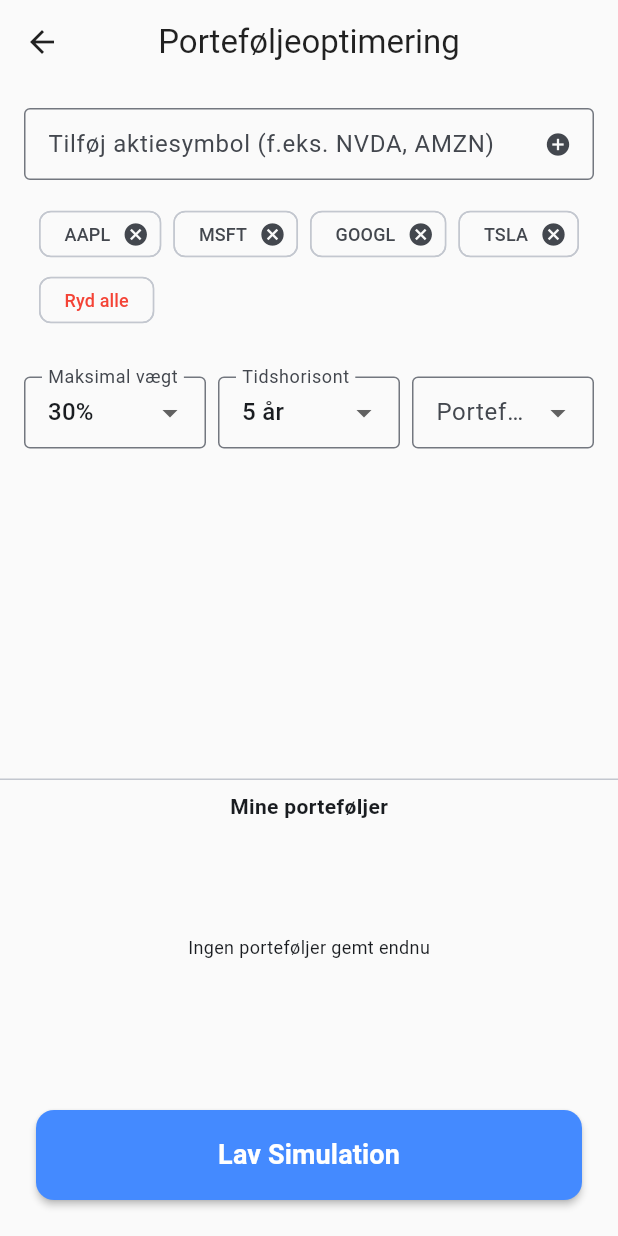
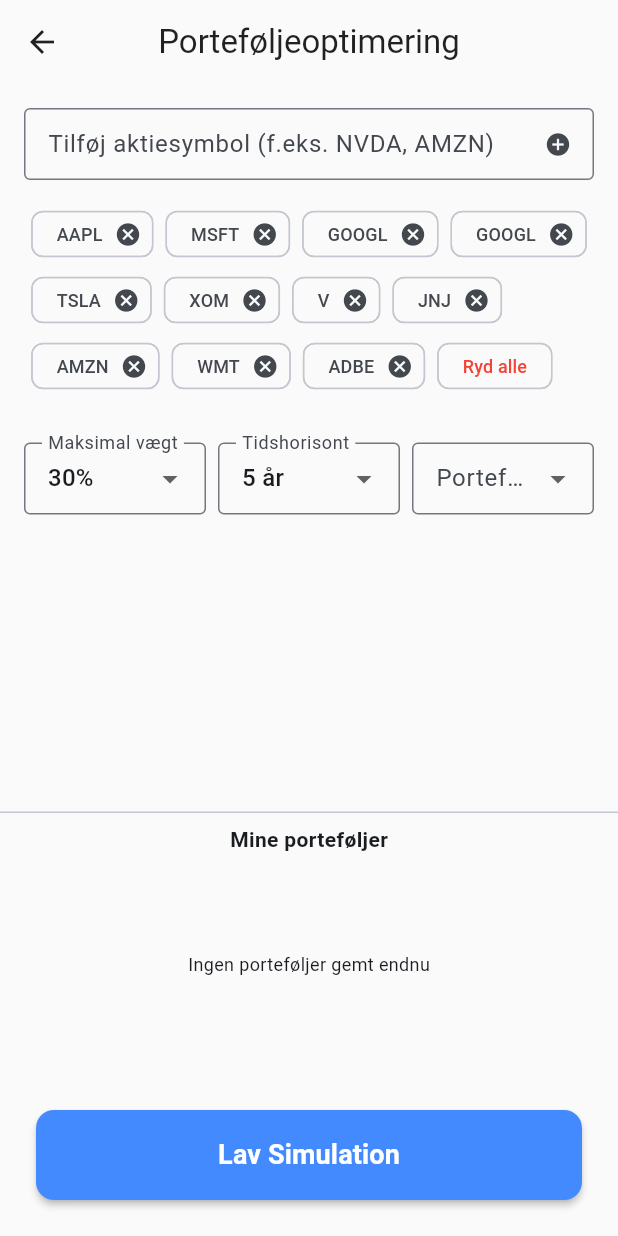
Before and after one commit to Harborg1/EfficientFrontier, a Flutter app: the FrontierScreen screen opened directly, on a phone screen of 412 x 824 dp. Run offline on Flutter 3.47's test engine with Material 3 defaults, Android fonts, the phone set to English and light mode, and no system bars; our stand-ins replace cloud_firestore, firebase_auth, firebase_core, fl_chart; accounts and stored records are empty.

Commit message:
Update frontier_screen.dart

```diff
--- a/BackTesting/backtesting/lib/screens/frontier_screen.dart
+++ b/BackTesting/backtesting/lib/screens/frontier_screen.dart
@@ -17,7 +17,7 @@
 class _FrontierScreenState extends State<FrontierScreen> {
   // --- STATE VARIABLES ---
   final TextEditingController _tickerController = TextEditingController();
-  List<String> selectedTickers = ['AAPL', 'MSFT', 'GOOGL', 'TSLA'];
+  List<String> selectedTickers = ['AAPL', 'MSFT', 'GOOGL', 'GOOGL','TSLA', 'XOM','V' , 'JNJ', 'AMZN', 'WMT','ADBE']; // Pre-populated with 8 popular tickers for better initial visualization
   double _selectedMaxWeight = 0.30;
   int _selectedPortfolios = 5000;
   String _selectedTimeframe = '5 år';
@@ -29,6 +29,7 @@
   List<ScatterSpot> scatterSpots = [];
   Map<String, dynamic>? maxSharpe;
   Map<String, dynamic>? minVol;
+
 
   bool isLoading = false;
   bool showSimulation = false;
```
